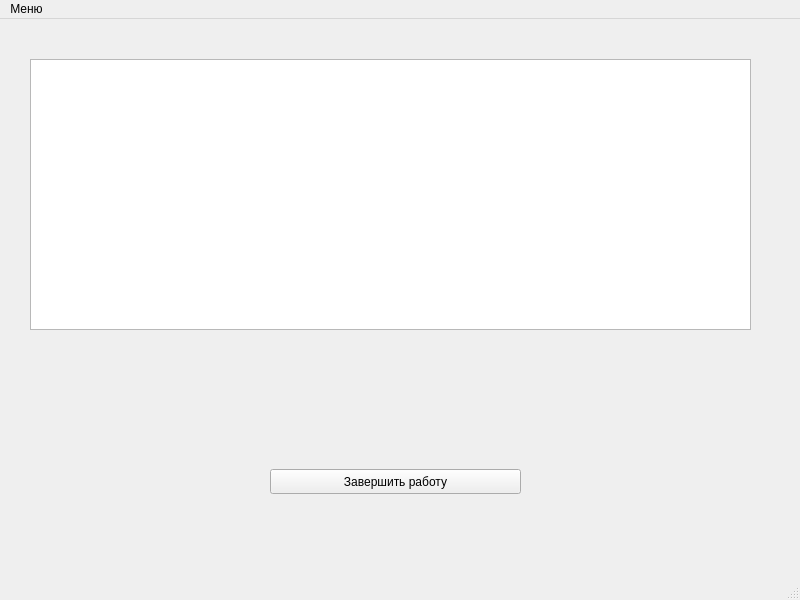
lunaplush/crypto, file base.ui: the form before one commit.
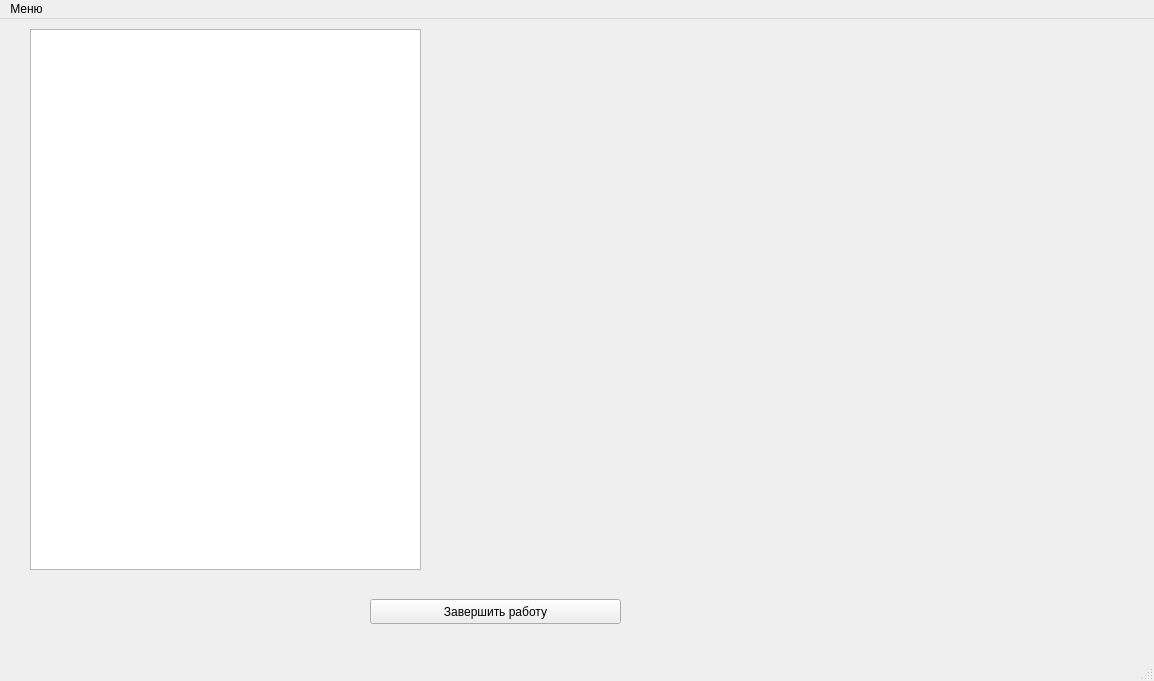
The form after the commit.

Commit message: View Data from File, OpenFile Menu

Patch:
```diff
--- a/base.ui
+++ b/base.ui
@@ -6,8 +6,8 @@
    <rect>
     <x>0</x>
     <y>0</y>
-    <width>800</width>
-    <height>600</height>
+    <width>1154</width>
+    <height>681</height>
    </rect>
   </property>
   <property name="windowTitle">
@@ -17,8 +17,8 @@
    <widget class="QPushButton" name="btnClose">
     <property name="geometry">
      <rect>
-      <x>270</x>
-      <y>450</y>
+      <x>370</x>
+      <y>580</y>
       <width>251</width>
       <height>25</height>
      </rect>
@@ -31,19 +31,30 @@
     <property name="geometry">
      <rect>
       <x>30</x>
-      <y>40</y>
-      <width>721</width>
-      <height>271</height>
+      <y>10</y>
+      <width>391</width>
+      <height>541</height>
      </rect>
     </property>
    </widget>
+   <widget class="QWidget" name="verticalLayoutWidget">
+    <property name="geometry">
+     <rect>
+      <x>439</x>
+      <y>10</y>
+      <width>681</width>
+      <height>541</height>
+     </rect>
+    </property>
+    <layout class="QVBoxLayout" name="graph"/>
+   </widget>
   </widget>
   <widget class="QMenuBar" name="menubar">
    <property name="geometry">
     <rect>
      <x>0</x>
      <y>0</y>
-     <width>800</width>
+     <width>1154</width>
      <height>22</height>
     </rect>
    </property>
```
Left out of the diff: 6 changed lines with no effect on the pictures. The commit also changes 2 other files.
